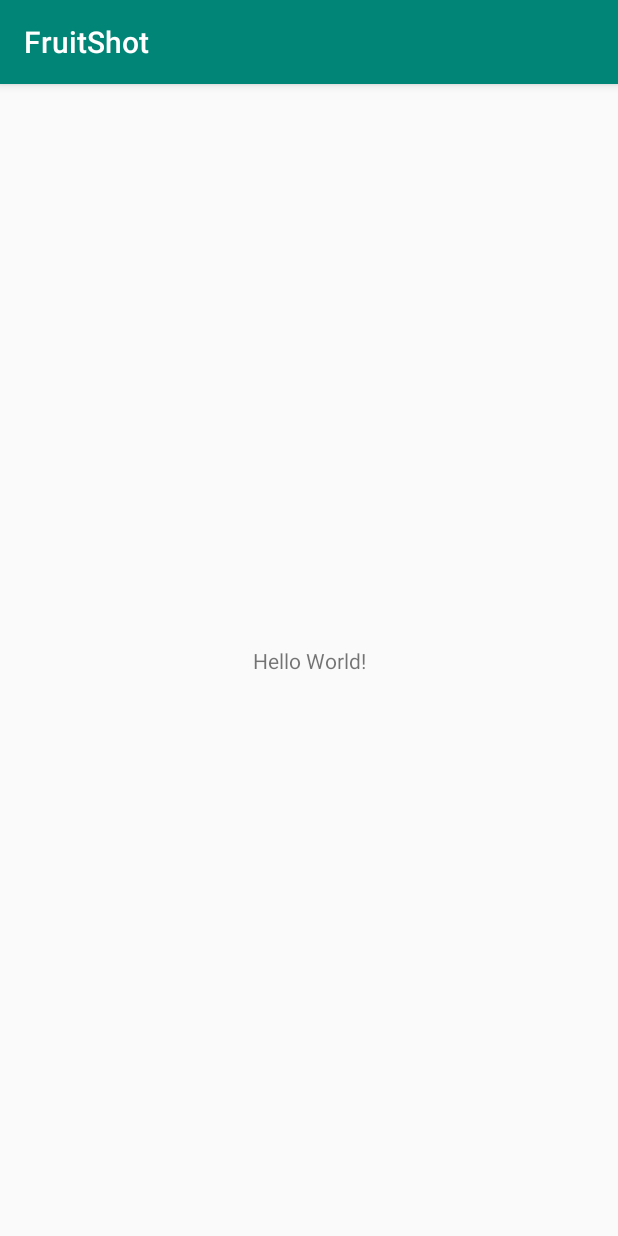
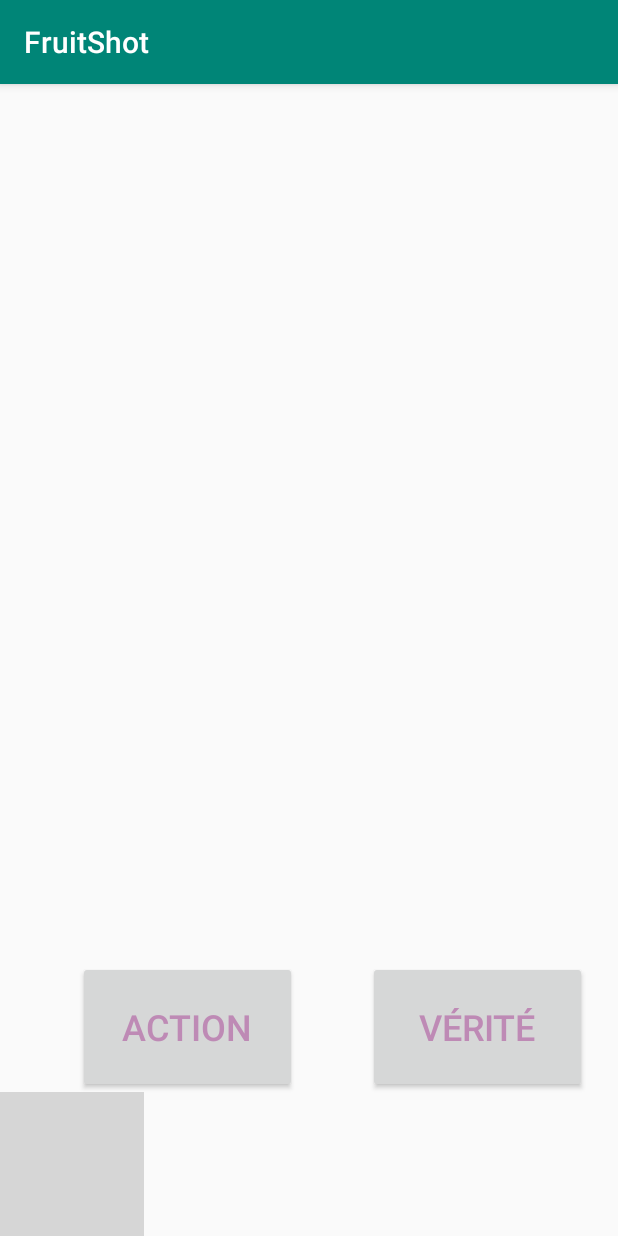
Before and after one commit to apozel/FruitShot, an Android app: the screen it shows after launch (MainActivity before the commit, ActionVerite after it), on a phone screen of 412 x 824 dp. Run offline under Robolectric (Android 15) with nearby library versions, the phone set to English and light mode, and no system bars; our stand-ins replace Firebase (no records; nobody signed in at launch, a user with empty details on screens opened directly); grey boxes are pictures that could not be loaded.

Commit message:
Code Chloé

```diff
--- a/app/build.gradle
+++ b/app/build.gradle
@@ -25,7 +25,7 @@ android {
 
 dependencies {
     implementation fileTree(dir: 'libs', include: ['*.jar'])
-    implementation"org.jetbrains.kotlin:kotlin-stdlib-jdk7:$kotlin_version"
+    implementation "org.jetbrains.kotlin:kotlin-stdlib-jdk7:$kotlin_version"
     implementation 'androidx.appcompat:appcompat:1.0.2'
     implementation 'androidx.core:core-ktx:1.0.2'
     implementation 'androidx.constraintlayout:constraintlayout:1.1.3'
--- a/app/src/main/AndroidManifest.xml
+++ b/app/src/main/AndroidManifest.xml
@@ -9,12 +9,14 @@
         android:roundIcon="@mipmap/ic_launcher_round"
         android:supportsRtl="true"
         android:theme="@style/AppTheme">
+        <activity android:name=".ActionVerite">
+            <intent-filter>
+            <action android:name="android.intent.action.MAIN" />
+            <category android:name="android.intent.category.LAUNCHER" />
+        </intent-filter>
+        </activity>
+
         <activity android:name=".MainActivity">
-            <intent-filter>
-                <action android:name="android.intent.action.MAIN" />
-
-                <category android:name="android.intent.category.LAUNCHER" />
-            </intent-filter>
         </activity>
     </application>
 
--- /dev/null
+++ b/app/src/main/java/fr/isen/myapplication/ActionVerite.kt
@@ -0,0 +1,30 @@
+package fr.isen.myapplication
+
+import androidx.appcompat.app.AppCompatActivity
+import android.os.Bundle
+import android.widget.Toast
+import kotlinx.android.synthetic.main.activity_action_verite.*
+//import com.google.firebase.firestore.FirebaseFirestore
+//import com.google.firebase.storage.FirebaseStorage
+
+class ActionVerite : AppCompatActivity() {
+
+   // val storage = FirebaseStorage.getInstance()
+    override fun onCreate(savedInstanceState: Bundle?) {
+        super.onCreate(savedInstanceState)
+        setContentView(R.layout.activity_action_verite)
+
+
+        ActionButton.setOnClickListener {
+            Toast.makeText(this , "Vous avez choisi action", Toast.LENGTH_LONG).show();
+
+
+        }
+
+        VeriteButton.setOnClickListener {
+            Toast.makeText(this , "Vous avez choisi verite", Toast.LENGTH_LONG).show();
+
+        }
+
+    }
+}
--- /dev/null
+++ b/app/src/main/res/layout/activity_action_verite.xml
@@ -0,0 +1,62 @@
+<?xml version="1.0" encoding="utf-8"?>
+<androidx.constraintlayout.widget.ConstraintLayout xmlns:android="http://schemas.android.com/apk/res/android"
+    xmlns:app="http://schemas.android.com/apk/res-auto"
+    xmlns:tools="http://schemas.android.com/tools"
+    android:layout_width="match_parent"
+    android:layout_height="match_parent"
+    tools:context=".ActionVerite">
+
+    <ImageView
+        android:id="@+id/purpleImage"
+        android:layout_width="wrap_content"
+        android:layout_height="wrap_content"
+        android:background="@drawable/purple"
+        app:layout_constraintBottom_toBottomOf="parent"
+        app:layout_constraintEnd_toEndOf="parent"
+        app:layout_constraintHorizontal_bias="0.0"
+        app:layout_constraintStart_toStartOf="parent"
+        app:layout_constraintTop_toTopOf="parent"
+        app:layout_constraintVertical_bias="1.0" />
+
+    <Button
+        android:id="@+id/ActionButton"
+        android:layout_width="146dp"
+        android:layout_height="88dp"
+        android:layout_marginStart="28dp"
+        android:text="@string/ActionButton"
+        android:textColor="#BE8AB5"
+        android:textSize="24sp"
+        app:layout_constraintBottom_toBottomOf="parent"
+        app:layout_constraintEnd_toEndOf="parent"
+        app:layout_constraintHorizontal_bias="0.1"
+        app:layout_constraintStart_toStartOf="parent"
+        app:layout_constraintTop_toTopOf="parent"
+        app:layout_constraintVertical_bias="0.86" />
+
+    <Button
+        android:id="@+id/VeriteButton"
+        android:layout_width="146dp"
+        android:layout_height="88dp"
+        android:text="@string/VeriteButton"
+        android:textColor="#BE8AB5"
+        android:textSize="24sp"
+        app:layout_constraintBottom_toBottomOf="parent"
+        app:layout_constraintEnd_toEndOf="parent"
+        app:layout_constraintHorizontal_bias="0.7"
+        app:layout_constraintStart_toEndOf="@+id/ActionButton"
+        app:layout_constraintTop_toTopOf="parent"
+        app:layout_constraintVertical_bias="0.86" />
+
+    <TextView
+        android:id="@+id/AVuserName"
+        android:layout_width="wrap_content"
+        android:layout_height="wrap_content"
+        android:text="@string/AVuserName"
+        app:layout_constraintBottom_toBottomOf="parent"
+        app:layout_constraintEnd_toEndOf="parent"
+        app:layout_constraintHorizontal_bias="0.13"
+        app:layout_constraintStart_toStartOf="parent"
+        app:layout_constraintTop_toTopOf="parent"
+        app:layout_constraintVertical_bias="0.39" />
+
+</androidx.constraintlayout.widget.ConstraintLayout>
--- a/app/src/main/res/values/strings.xml
+++ b/app/src/main/res/values/strings.xml
@@ -1,3 +1,7 @@
 <resources>
     <string name="app_name">FruitShot</string>
+    <string name="ActionButton">ACTION</string>
+    <string name="VeriteButton">VÉRITÉ</string>
+
+    <string name="AVuserName">  </string>
 </resources>
```
